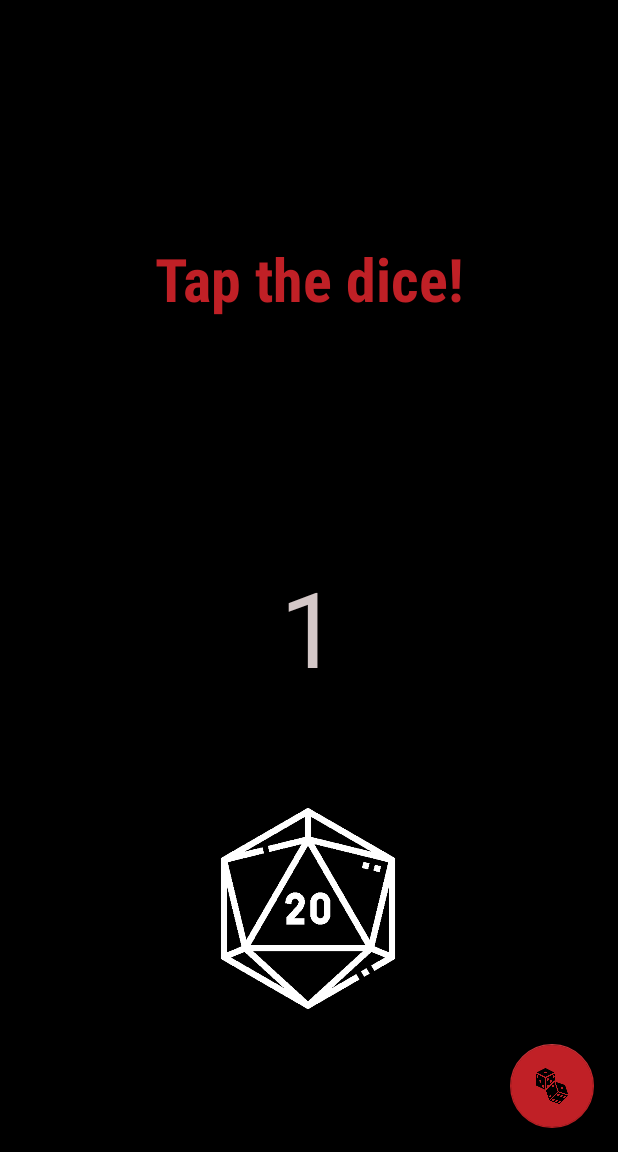
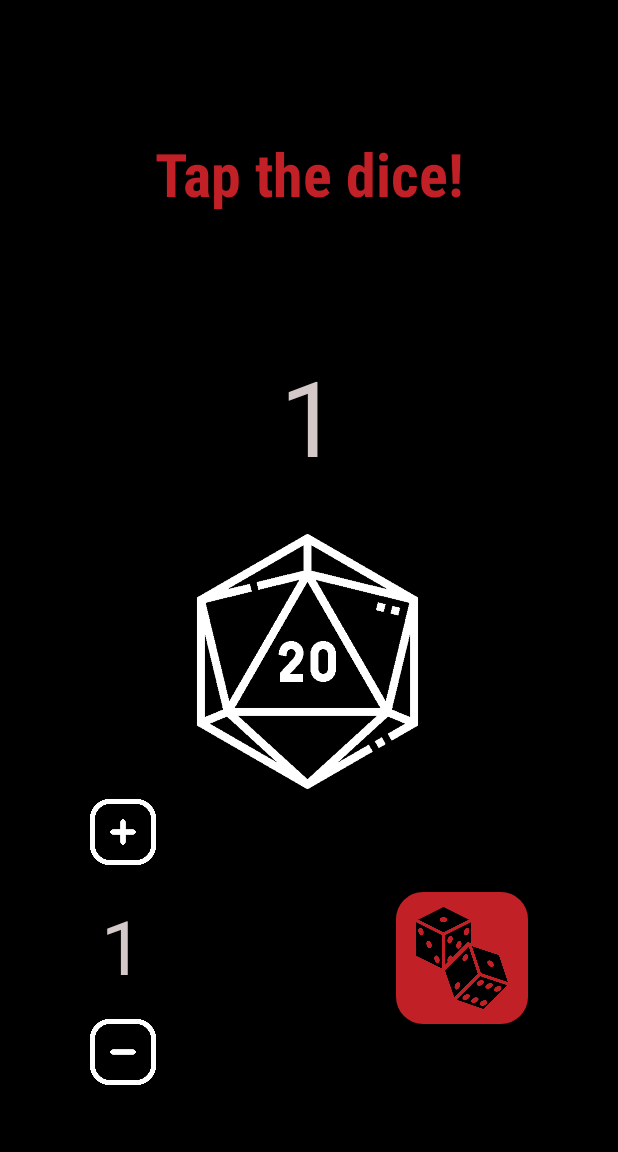
Before and after one commit to ElNotaCode/RPG-Dice, an Android app: the screen it shows after launch (MainActivity), on a phone screen of 412 x 824 dp, the part 84-1236 px from its top. Run offline under Robolectric (Android 15) with nearby library versions, the phone set to English and light mode, and no system bars; our stand-ins replace navigation-ui.

Commit message:
Interfaz creada

```diff
--- a/app/src/main/java/com/d20/rpgdice/MainActivity.kt
+++ b/app/src/main/java/com/d20/rpgdice/MainActivity.kt
@@ -27,10 +27,6 @@ class MainActivity : AppCompatActivity() {
         val navController = findNavController(R.id.nav_host_fragment_content_main)
         appBarConfiguration = AppBarConfiguration(navController.graph)
         setupActionBarWithNavController(navController, appBarConfiguration)
-
-        binding.fab.setOnClickListener {
-            findNavController(R.id.nav_host_fragment_content_main).navigate(R.id.to_SecondFragment)
-        }
 
     }
 
--- /dev/null
+++ b/app/src/main/res/drawable/roundstyle.xml
@@ -0,0 +1,4 @@
+<?xml version="1.0" encoding="utf-8"?>
+<shape xmlns:android="http://schemas.android.com/apk/res/android">
+    <corners android:radius="18dp"></corners>
+</shape>
--- a/app/src/main/res/layout/activity_main.xml
+++ b/app/src/main/res/layout/activity_main.xml
@@ -22,15 +22,4 @@
 
     <include layout="@layout/content_main" />
 
-    <com.google.android.material.floatingactionbutton.FloatingActionButton
-        android:id="@+id/fab"
-        android:layout_width="wrap_content"
-        android:layout_height="wrap_content"
-        android:layout_gravity="bottom|end"
-        android:layout_marginEnd="@dimen/fab_margin"
-        android:layout_marginBottom="16dp"
-        android:contentDescription="@string/fab_description"
-        app:backgroundTint="@color/red_tittles"
-        app:srcCompat="@drawable/dices" />
-
 </androidx.coordinatorlayout.widget.CoordinatorLayout>
--- a/app/src/main/res/layout/fragment_first.xml
+++ b/app/src/main/res/layout/fragment_first.xml
@@ -11,10 +11,8 @@
         android:id="@+id/tv_sentence"
         android:layout_width="wrap_content"
         android:layout_height="wrap_content"
-        android:layout_marginStart="24dp"
-        android:layout_marginTop="32dp"
-        android:layout_marginEnd="24dp"
-        android:layout_marginBottom="32dp"
+        android:layout_marginTop="50dp"
+        android:layout_marginBottom="50dp"
         android:fontFamily="sans-serif-condensed"
         android:text="@string/tap_the_dice"
         android:textAlignment="center"
@@ -28,8 +26,8 @@
 
     <ImageButton
         android:id="@+id/ib_dice"
-        android:layout_width="172dp"
-        android:layout_height="134dp"
+        android:layout_width="170dp"
+        android:layout_height="170dp"
         android:background="@android:color/transparent"
         android:contentDescription="@string/a_d20_drawing"
         android:scaleType="fitCenter"
@@ -39,22 +37,77 @@
         app:layout_constraintHorizontal_bias="0.497"
         app:layout_constraintStart_toStartOf="parent"
         app:layout_constraintTop_toTopOf="parent"
-        app:layout_constraintVertical_bias="0.85" />
+        app:layout_constraintVertical_bias="0.595" />
 
     <TextView
         android:id="@+id/tv_resultado"
         android:layout_width="wrap_content"
         android:layout_height="wrap_content"
-        android:layout_marginStart="170dp"
-        android:layout_marginEnd="170dp"
+        android:layout_marginBottom="32dp"
         android:text="@string/one"
         android:textAlignment="center"
         android:textColor="@color/gray_texts"
         android:textSize="70sp"
+        app:layout_constraintBottom_toTopOf="@+id/ib_dice"
+        app:layout_constraintEnd_toEndOf="parent"
+        app:layout_constraintStart_toStartOf="parent" />
+
+    <TextView
+        android:id="@+id/tv_number_of_dices"
+        android:layout_width="wrap_content"
+        android:layout_height="wrap_content"
+        android:layout_marginStart="67dp"
+        android:layout_marginBottom="104dp"
+        android:text="@string/one"
+        android:textAlignment="center"
+        android:textColor="@color/gray_texts"
+        android:textSize="50sp"
         app:layout_constraintBottom_toBottomOf="parent"
-        app:layout_constraintEnd_toEndOf="parent"
+        app:layout_constraintStart_toStartOf="parent" />
+
+    <ImageButton
+        android:id="@+id/ib_plus"
+        android:layout_width="44dp"
+        android:layout_height="44dp"
+        android:layout_marginStart="60dp"
+        android:layout_marginBottom="20dp"
+        android:background="@android:color/transparent"
+        android:contentDescription="@string/plus"
+        android:scaleType="fitCenter"
+        android:src="@drawable/plus"
+        app:layout_constraintBottom_toTopOf="@+id/tv_number_of_dices"
         app:layout_constraintStart_toStartOf="parent"
-        app:layout_constraintTop_toTopOf="parent"
-        app:layout_constraintVertical_bias="0.55" />
+        app:tint="#FFFFFF" />
+
+    <ImageButton
+        android:id="@+id/ib_minus"
+        android:layout_width="44dp"
+        android:layout_height="44dp"
+        android:layout_marginStart="60dp"
+        android:layout_marginTop="20dp"
+        android:layout_marginBottom="50dp"
+        android:background="@android:color/transparent"
+        android:contentDescription="@string/minus"
+        android:scaleType="fitCenter"
+        android:src="@drawable/minus"
+        app:layout_constraintBottom_toBottomOf="parent"
+        app:layout_constraintStart_toStartOf="parent"
+        app:layout_constraintTop_toBottomOf="@+id/tv_number_of_dices"
+        app:tint="#FFFFFF" />
+
+    <ImageButton
+        android:id="@+id/ib_dices"
+        android:layout_width="88dp"
+        android:layout_height="88dp"
+        android:layout_marginEnd="60dp"
+        android:layout_marginBottom="85dp"
+        android:background="@drawable/roundstyle"
+        android:backgroundTint="@color/red_tittles"
+        android:contentDescription="@string/select_dice"
+        android:padding="10dp"
+        android:scaleType="fitCenter"
+        android:src="@drawable/dices"
+        app:layout_constraintBottom_toBottomOf="parent"
+        app:layout_constraintEnd_toEndOf="parent" />
 
 </androidx.constraintlayout.widget.ConstraintLayout>
--- a/app/src/main/res/values/strings.xml
+++ b/app/src/main/res/values/strings.xml
@@ -14,6 +14,8 @@
     <string name="share_text">Share RPG Dice!</string>
     <string name="share_extra_text">Let\'s go to the dungeon...</string>
     <string name="select_dice">Select your dice!</string>
+    <string name="plus">Plus button.</string>
+    <string name="minus">Minus button.</string>
     <!-- Settings Strings -->
     <string name="dice_sound_settings">- Dice sound when tapping</string>
     <string name="on_critical_sound_settings">- Critical make sounds</string>
```
Also changed, not shown: app/src/main/res/drawable-v24/minus.png (added), app/src/main/res/drawable-v24/plus.png (added).
